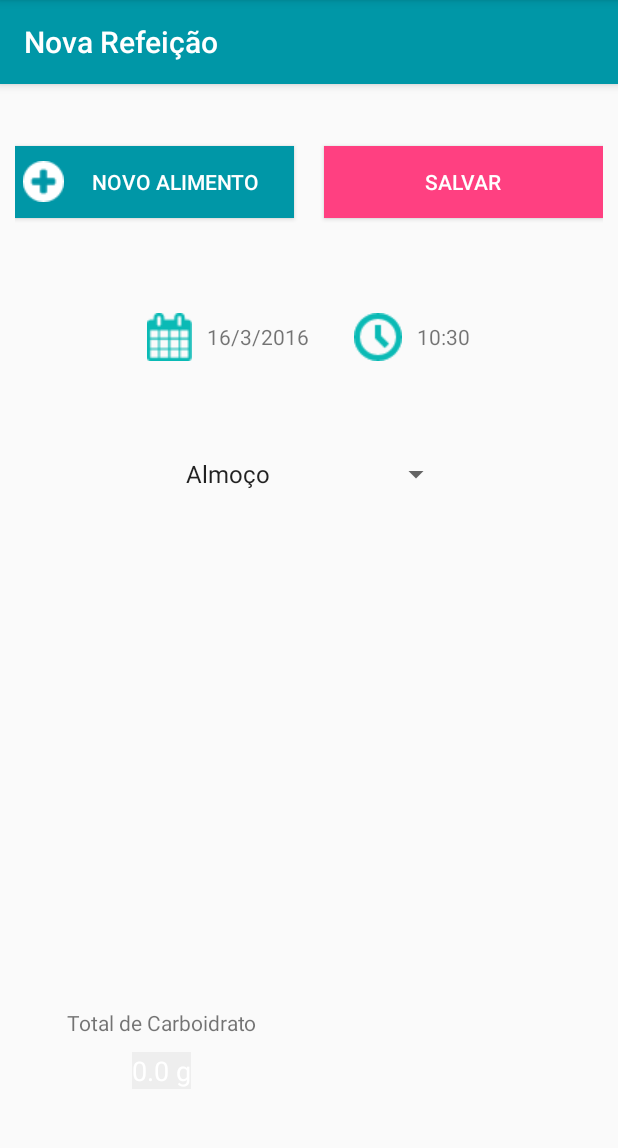
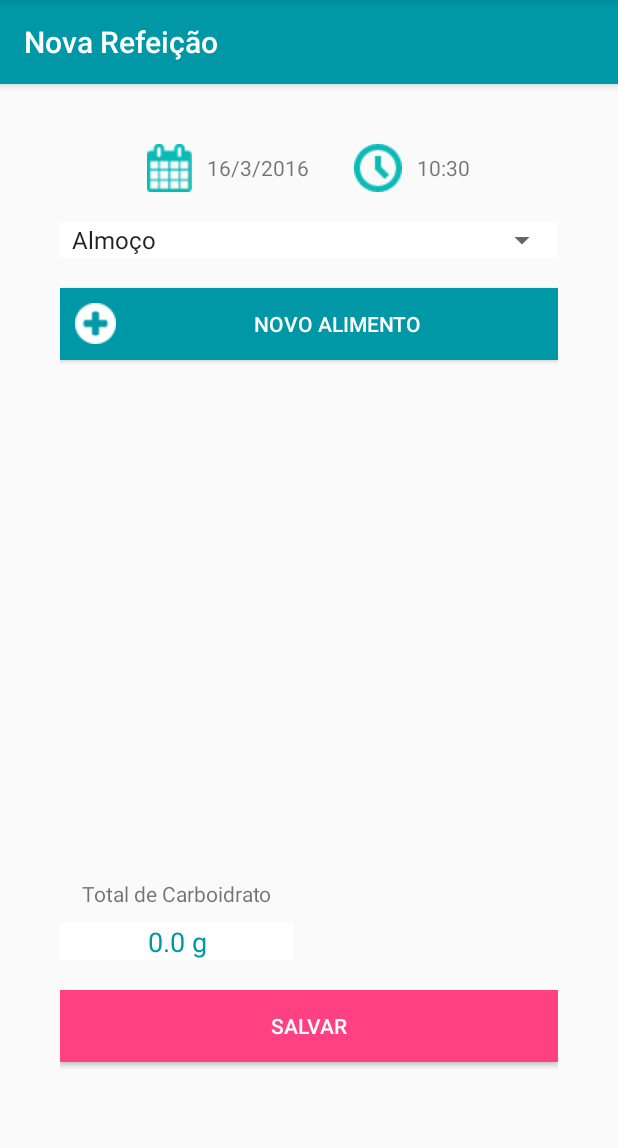
Before and after one commit to FernandaBernardo/diabetes-mais-doce, an Android app: the fragment NovaRefeicaoFragment placed in its activity, on a phone screen of 412 x 824 dp, the part 84-1232 px from its top. Run offline under Robolectric (Android 15) with nearby library versions, the phone set to English and light mode, and no system bars; libraries missing offline, so code that uses them is left out: com.fourmob.datetimepicker, com.mikepenz.materialdrawer, com.sleepbot.datetimepicker; 12 statements that could not run were skipped.

Commit message:
change layout nova_refeicao

```diff
--- a/app/src/main/res/layout/nova_refeicao.xml
+++ b/app/src/main/res/layout/nova_refeicao.xml
@@ -1,147 +1,138 @@
 <?xml version="1.0" encoding="utf-8"?>
+<LinearLayout xmlns:android="http://schemas.android.com/apk/res/android"
+    style="@style/container"
+	>
+
     <LinearLayout
-    xmlns:android="http://schemas.android.com/apk/res/android"
+        android:gravity="center"
+        android:layout_height="wrap_content"
+        android:layout_marginBottom="20dp"
         android:layout_width="match_parent"
-    android:layout_height="match_parent"
-    android:gravity="center_horizontal"
-    android:weightSum="1"
-    android:orientation="vertical" >
-    <LinearLayout
-        android:layout_width="fill_parent"
+        android:orientation="horizontal"
+        >
+	    <TextView
+            android:drawableLeft="@drawable/calendar"
+            android:drawablePadding="10dp"
+            android:gravity="center_vertical"
+            android:id="@+id/data_refeicao"
             android:layout_height="wrap_content"
-        android:orientation="horizontal"
-        android:gravity="center"
-        android:layout_weight=".1"
-        android:weightSum="1"
-        android:layout_marginTop="20dp"
-        android:layout_marginRight="10dp"
-        android:layout_marginLeft="10dp">
-	    <Button
-	        android:id="@+id/novo_alimento"
-	        android:layout_width="0dp"
+            android:layout_marginRight="30dp"
+            android:layout_width="wrap_content"
+            />
+
+	    <TextView
+            android:drawableLeft="@drawable/clock"
+            android:drawablePadding="10dp"
+            android:id="@+id/hora_refeicao"
+            android:gravity="center_vertical"
             android:layout_height="wrap_content"
-	        android:layout_weight=".5"
-	        android:textColor="@color/icons"
-	        android:drawableLeft="@drawable/more"
-	        android:layout_marginRight="20dp"
-	        android:drawablePadding="-5dp"
-	        android:paddingLeft="5dp"
-
-	        android:background="@color/primary_dark"
-	        android:text="@string/novo_alimento" />
-	    <Button
-	        android:id="@+id/salvar_refeicao"
-	        android:layout_width="0dp"
-	        android:layout_height="wrap_content"
-	        android:layout_weight=".5"
-	        android:textColor="@color/icons"
-	        android:background="@color/accent"
-	        android:text="@string/salvar" />
+            android:layout_width="wrap_content"
+            />
 	</LinearLayout>
 
     <LinearLayout
-        android:layout_width="fill_parent"
+        android:background="@color/icons"
         android:layout_height="wrap_content"
-        android:orientation="horizontal"
-        android:gravity="center"
-        android:layout_weight=".1"
-        android:layout_marginTop="20dp">
-	    <TextView
-	        android:id="@+id/data_refeicao"
-		    android:layout_width="wrap_content"
+        android:layout_marginBottom="20dp"
+        android:layout_width="match_parent"
+        >
+        <Spinner
+            android:id="@+id/tipo_refeicao"
+            android:entries="@array/refeicoes_array"
             android:layout_height="wrap_content"
-		    android:layout_marginRight="30dp"
-		    android:drawableLeft="@drawable/calendar"
-		    android:drawablePadding="10dp"
-		    android:gravity="center_vertical"
+            android:layout_width="match_parent"
             />
-
-	    <TextView
-	        android:id="@+id/hora_refeicao"
-	        android:layout_width="wrap_content"
-	        android:layout_height="wrap_content"
-	        android:drawablePadding="10dp"
-	        android:gravity="center_vertical"
-	        android:drawableLeft="@drawable/clock"
-            />
-
     </LinearLayout>
 
-    <LinearLayout
-        android:layout_width="fill_parent"
+    <Button
+        android:background="@color/primary_dark"
+        android:drawableLeft="@drawable/more"
+        android:id="@+id/novo_alimento"
         android:layout_height="wrap_content"
-        android:orientation="horizontal"
-        android:layout_marginTop="20dp"
-        android:layout_weight=".1"
-        android:gravity="center">
-	    <Spinner
-	        android:id="@+id/tipo_refeicao"
-	        android:layout_width="wrap_content"
-	        android:layout_height="wrap_content"
-	        android:paddingLeft="5dp"
-	        android:entries="@array/refeicoes_array" />
-	</LinearLayout>
+        android:layout_marginBottom="20dp"
+        android:layout_width="match_parent"
+        android:paddingLeft="10dp"
+        android:text="@string/novo_alimento"
+        android:textColor="@color/icons"
+        />
 
 	<ListView
         android:id="@+id/lista_alimentos"
+        android:layout_height="0dp"
+        android:layout_weight=".6"
+        android:layout_marginBottom="20dp"
         android:layout_width="match_parent"
-        android:layout_marginTop="20dp"
         android:scrollbarStyle="insideInset"
-        android:layout_weight=".6"
-        android:layout_height="0dp" />
+        />
 
 	<LinearLayout
-        android:layout_width="fill_parent"
+        android:gravity="center"
         android:layout_height="wrap_content"
+        android:layout_marginBottom="20dp"
+        android:layout_width="match_parent"
         android:orientation="horizontal"
+        android:weightSum="1"
+        >
+	    <LinearLayout
             android:gravity="center"
-        android:layout_weight=".1"
-        android:weightSum="1"
-        android:layout_margin="20dp">
-	    <LinearLayout
-	        android:layout_width="fill_parent"
             android:layout_height="wrap_content"
+            android:layout_marginRight="10dp"
+            android:layout_weight=".5"
+            android:layout_width="match_parent"
             android:orientation="vertical"
-	        android:layout_weight=".5"
-	        android:layout_marginRight="10dp"
-	        android:gravity="center">
+            >
 		    <TextView
+                android:layout_height="wrap_content"
                 android:layout_width="wrap_content"
+		        android:text="@string/total_de_carboidrato"
+                />
+		    <EditText
+                android:background="@color/icons"
+                android:enabled="false"
+                android:gravity="center"
+                android:id="@+id/totalCHO"
                 android:layout_height="wrap_content"
-		        android:text="@string/total_de_carboidrato" />
-		    <EditText
-		        android:id="@+id/totalCHO"
-		        android:layout_width="wrap_content"
-			    android:layout_height="wrap_content"
-			    android:background="@color/background"
-		        android:enabled="false"
+                android:layout_marginTop="10dp"
+                android:layout_width="match_parent"
                 android:text="0.0"
-		        android:gravity="center"
-		        android:textColor="@color/icons"
-		        android:layout_marginTop="10dp"/>
+                android:textColor="@color/primary_dark"
+                />
 		</LinearLayout>
 		<LinearLayout
-	        android:layout_width="fill_parent"
+            android:gravity="center"
             android:layout_height="wrap_content"
+            android:layout_marginLeft="10dp"
+            android:layout_weight=".5"
+            android:layout_width="match_parent"
             android:orientation="vertical"
-	        android:layout_weight=".5"
-	        android:layout_marginLeft="10dp"
-	        android:gravity="center">
+            >
 		    <TextView
                 android:id="@+id/textoTotalInsulina"
+		        android:layout_height="wrap_content"
                 android:layout_width="wrap_content"
-		        android:layout_height="wrap_content"
-		        android:text="@string/total_insulina" />
+                android:text="@string/total_insulina"
+                />
 		    <EditText
+                android:background="@color/icons"
                 android:id="@+id/totalInsulina"
-		         android:layout_width="wrap_content"
-			    android:layout_height="wrap_content"
-			    android:background="@color/background"
                 android:enabled="false"
                 android:gravity="center"
-		        android:textColor="#000"
+                android:layout_height="wrap_content"
                 android:layout_marginTop="10dp"
-		        android:text="0.0" />
+                android:layout_width="match_parent"
+                android:text="0.0"
+                android:textColor="@color/primary_dark"
+                />
 		</LinearLayout>
     </LinearLayout>
+
+    <Button
+        android:background="@color/accent"
+        android:id="@+id/salvar_refeicao"
+        android:layout_height="wrap_content"
+        android:layout_marginBottom="20dp"
+        android:layout_width="match_parent"
+        android:text="@string/salvar"
+        android:textColor="@color/icons"
+        />
 </LinearLayout>
```
Also changed, not shown: app/src/main/res/drawable-hdpi/ic_launcher.png (deleted), app/src/main/res/drawable-mdpi/arrow.png, app/src/main/res/drawable-mdpi/dropdown.png (added), app/src/main/res/drawable-xhdpi/ic_launcher.png (deleted), app/src/main/res/drawable-xxhdpi/ic_launcher.png (deleted). Lines whose indentation alone changed are shown as unchanged.
